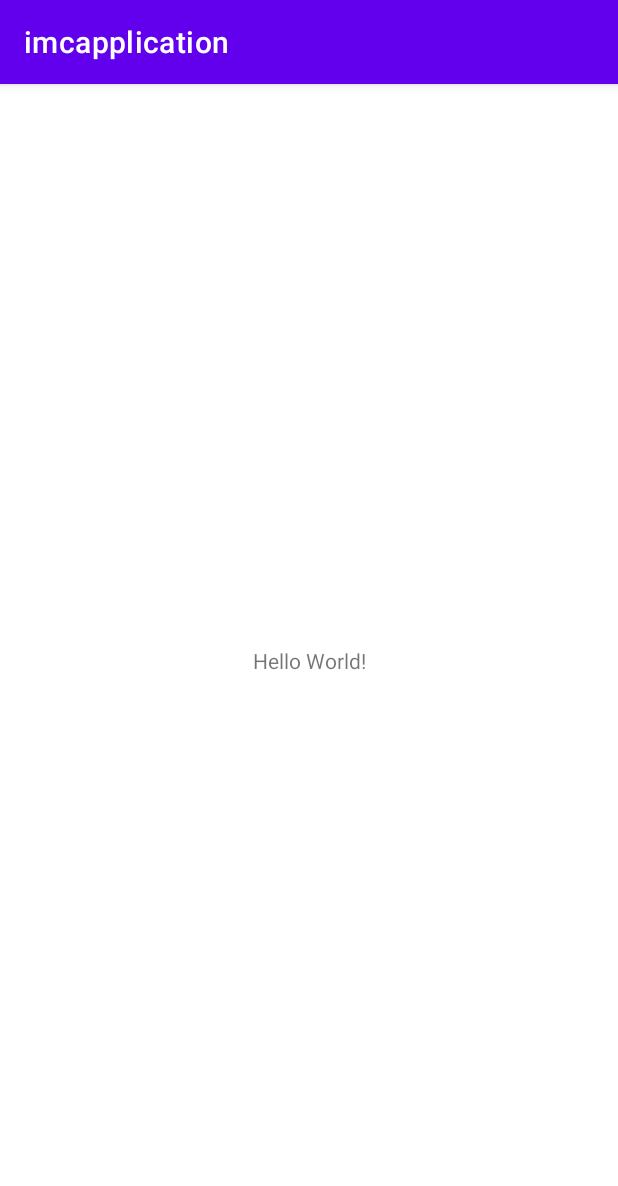
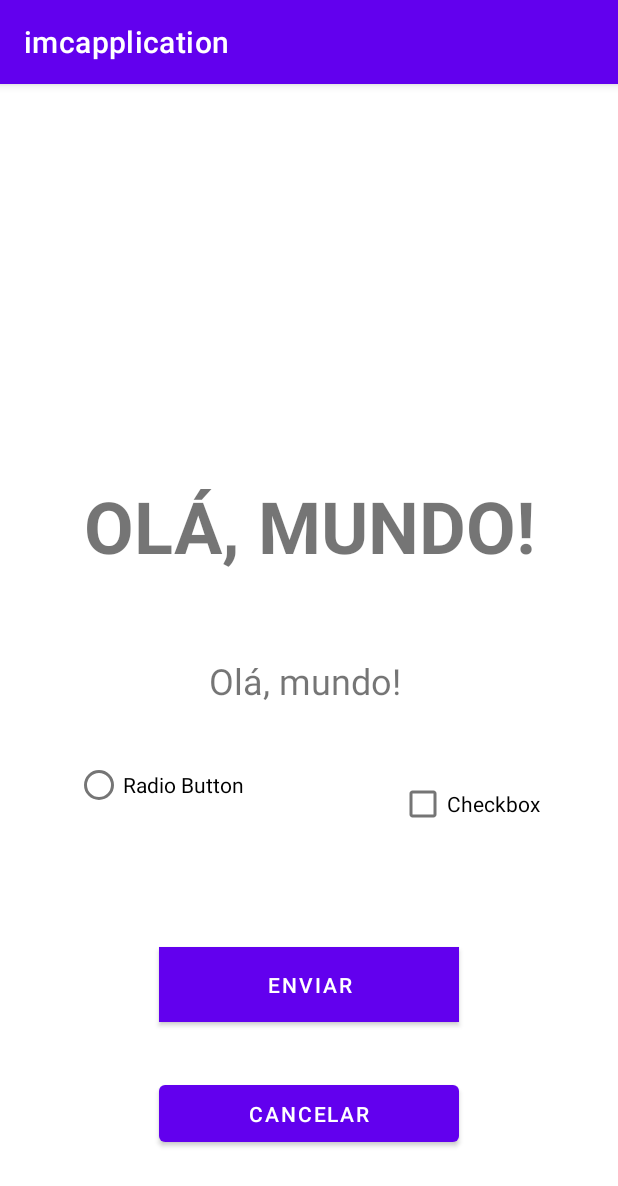
Before and after one commit to brgillian/dioeveriskotlin, an Android app: the screen it shows after launch (MainActivity), on a phone screen of 412 x 824 dp. Shown: the top 1186 px of the screen. Run offline under Robolectric (Android 15) with nearby library versions, the phone set to English and light mode, and no system bars.

Commit message:
TextView, RadioButton e Checkbok

```diff
--- a/c12PrimeiroApp/app/src/main/res/layout/activity_main.xml
+++ b/c12PrimeiroApp/app/src/main/res/layout/activity_main.xml
@@ -7,12 +7,69 @@
     tools:context=".MainActivity">
 
     <TextView
-        android:layout_width="wrap_content"
-        android:layout_height="wrap_content"
-        android:text="Hello World!"
+        android:layout_width="311dp"
+        android:layout_height="114dp"
+        android:text="Olá, mundo!"
+        android:textAlignment="center"
+        android:textAllCaps="true"
+        android:textSize="48sp"
+        android:textStyle="bold"
         app:layout_constraintBottom_toBottomOf="parent"
         app:layout_constraintLeft_toLeftOf="parent"
         app:layout_constraintRight_toRightOf="parent"
-        app:layout_constraintTop_toTopOf="parent" />
+        app:layout_constraintTop_toTopOf="parent"
+        app:layout_constraintVertical_bias="0.401" />
+
+    <TextView
+        android:id="@+id/textView"
+        android:layout_width="307dp"
+        android:layout_height="54dp"
+        android:text="Olá, mundo!"
+        android:textAlignment="center"
+        android:textSize="24sp"
+        app:layout_constraintBottom_toBottomOf="parent"
+        app:layout_constraintHorizontal_bias="0.48"
+        app:layout_constraintLeft_toLeftOf="parent"
+        app:layout_constraintRight_toRightOf="parent"
+        app:layout_constraintTop_toTopOf="parent"
+        app:layout_constraintVertical_bias="0.534" />
+
+    <RadioButton
+        android:layout_width="wrap_content"
+        android:layout_height="wrap_content"
+        android:layout_marginTop="8dp"
+        android:text="Radio Button"
+        app:layout_constraintEnd_toStartOf="@+id/checkBox"
+        app:layout_constraintHorizontal_bias="0.324"
+        app:layout_constraintStart_toStartOf="parent"
+        app:layout_constraintTop_toBottomOf="@+id/textView" />
+
+    <CheckBox
+        android:id="@+id/checkBox"
+        android:layout_width="wrap_content"
+        android:layout_height="wrap_content"
+        android:layout_marginEnd="52dp"
+        android:layout_marginBottom="264dp"
+        android:text="Checkbox"
+        app:layout_constraintBottom_toBottomOf="parent"
+        app:layout_constraintEnd_toEndOf="parent" />
+
+    <Button
+        android:id="@+id/button"
+        style="@style/Botao"
+        android:layout_marginTop="140dp"
+        android:background="@color/black"
+        android:text="Enviar"
+        app:layout_constraintEnd_toEndOf="parent"
+        app:layout_constraintStart_toStartOf="parent"
+        app:layout_constraintTop_toBottomOf="@+id/textView" />
+
+    <Button
+        style="@style/Botao"
+        android:layout_marginTop="86dp"
+        android:text="Cancelar"
+        app:layout_constraintEnd_toEndOf="parent"
+        app:layout_constraintStart_toStartOf="parent"
+        app:layout_constraintTop_toTopOf="@+id/button" />
 
 </androidx.constraintlayout.widget.ConstraintLayout>
--- /dev/null
+++ b/c12PrimeiroApp/app/src/main/res/values/styles.xml
@@ -0,0 +1,8 @@
+<?xml version="1.0" encoding="utf-8"?>
+<resources>
+
+    <style name="Botao">
+        <item name="android:layout_width">200dp</item>
+        <item name="android:layout_height">50dp</item>
+    </style>
+</resources>
```
